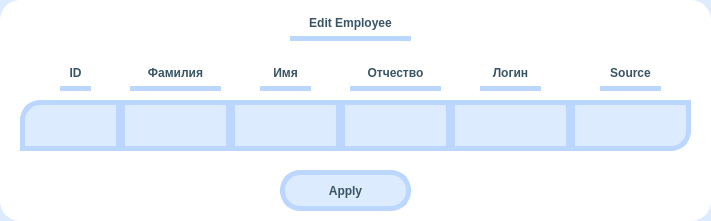
Plnguins/CRM, file CRM/editUI/editEmployee.ui: the form before one commit.
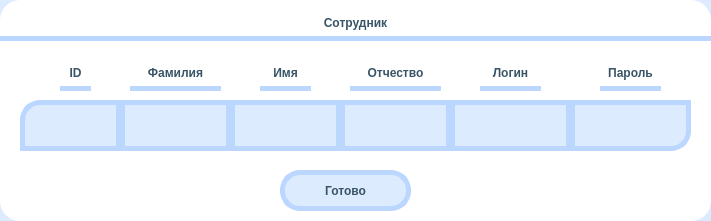
The form after the commit.

Commit message: Исправлен интерфейс

Diff of the .ui file:
```diff
--- a/CRM/editUI/editEmployee.ui
+++ b/CRM/editUI/editEmployee.ui
@@ -118,7 +118,7 @@
 	border-right: transparent;</string>
    </property>
    <property name="text">
-    <string>Source</string>
+    <string>Пароль</string>
    </property>
    <property name="alignment">
     <set>Qt::AlignCenter</set>
@@ -291,7 +291,7 @@
  }</string>
    </property>
    <property name="text">
-    <string>Apply</string>
+    <string>Готово</string>
    </property>
   </widget>
   <widget class="QLabel" name="Background">
@@ -313,9 +313,9 @@
   <widget class="QLabel" name="TableName">
    <property name="geometry">
     <rect>
-     <x>290</x>
+     <x>0</x>
      <y>10</y>
-     <width>121</width>
+     <width>711</width>
      <height>31</height>
     </rect>
    </property>
@@ -329,7 +329,7 @@
 	border-right: transparent;</string>
    </property>
    <property name="text">
-    <string>Edit Employee</string>
+    <string>Сотрудник</string>
    </property>
    <property name="alignment">
     <set>Qt::AlignCenter</set>
```
Left out of the diff: 4 changed lines with no effect on the pictures. The commit also changes 4 other files.
